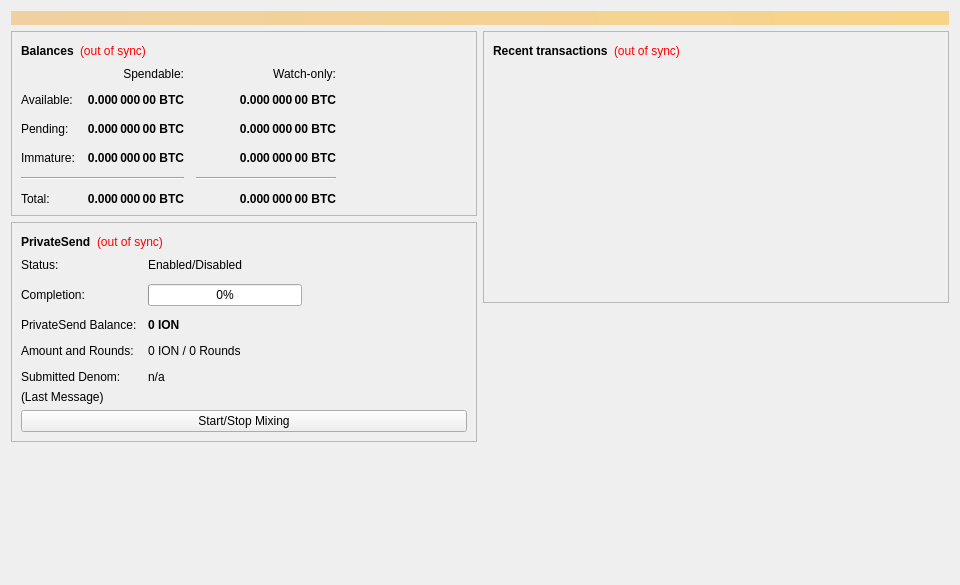
Before: the Qt Designer form src/qt/forms/overviewpage.ui in ioncoincore/ion-bitbucket, drawn with Qt 5.
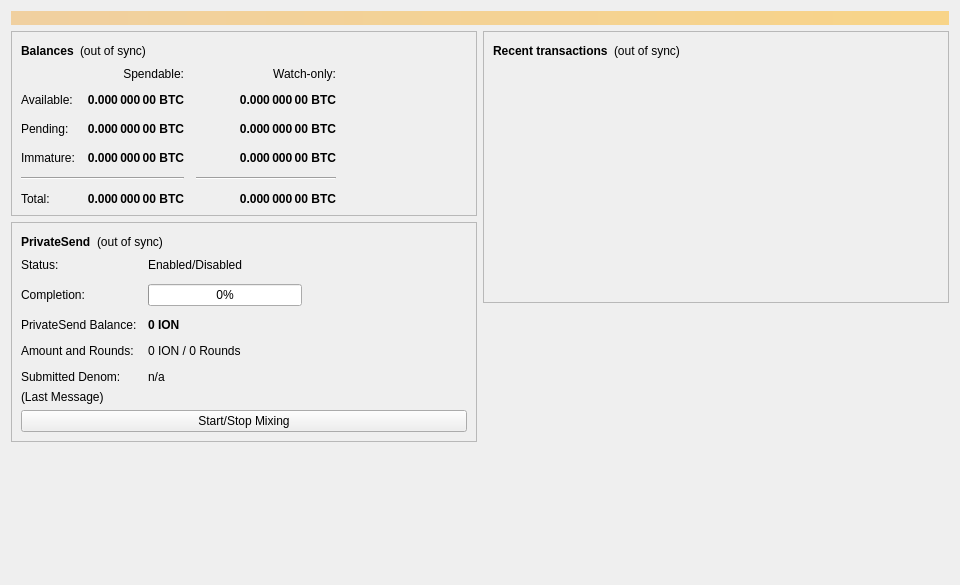
After: the same form once the commit is applied.

The edit to the form file:
```diff
--- a/src/qt/forms/overviewpage.ui
+++ b/src/qt/forms/overviewpage.ui
@@ -72,9 +72,6 @@
               <property name="toolTip">
                <string>The displayed information may be out of date. Your wallet automatically synchronizes with the Ion network after a connection is established, but this process has not completed yet.</string>
               </property>
-              <property name="styleSheet">
-               <string notr="true">QLabel { color: red; }</string>
-              </property>
               <property name="text">
                <string notr="true">(out of sync)</string>
               </property>
@@ -427,9 +424,6 @@
               <property name="toolTip">
                <string>The displayed information may be out of date. Your wallet automatically synchronizes with the Ion network after a connection is established, but this process has not completed yet.</string>
               </property>
-              <property name="styleSheet">
-               <string notr="true">QLabel { color: red; }</string>
-              </property>
               <property name="text">
                <string notr="true">(out of sync)</string>
               </property>
@@ -630,9 +624,6 @@
               <property name="toolTip">
                <string>The displayed information may be out of date. Your wallet automatically synchronizes with the Ion network after a connection is established, but this process has not completed yet.</string>
               </property>
-              <property name="styleSheet">
-               <string notr="true">QLabel { color: red; }</string>
-              </property>
               <property name="text">
                <string notr="true">(out of sync)</string>
               </property>
```
